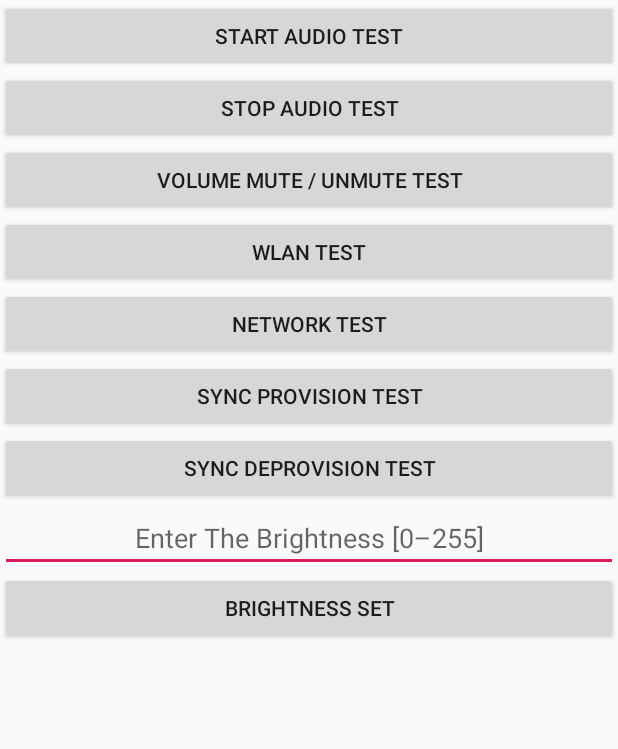
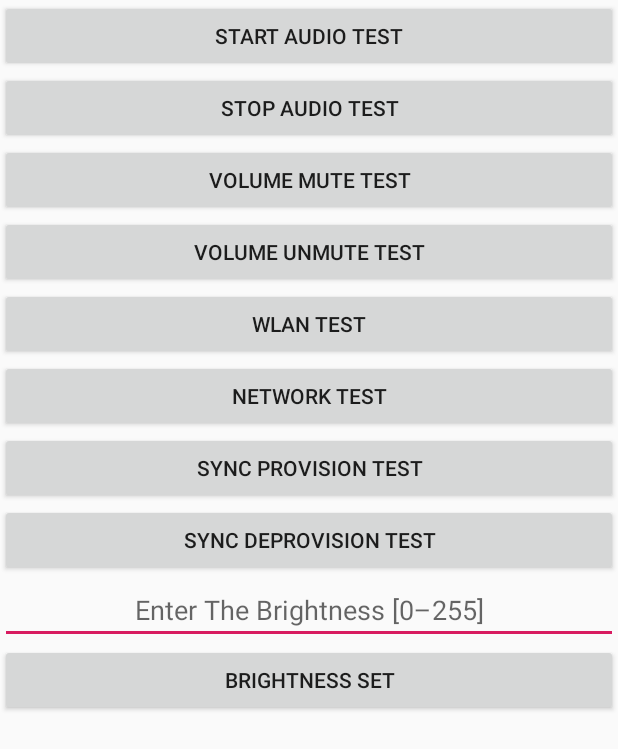
Before and after one commit to ddevassy/SeamTestApp, an Android app: the layout activity_main.xml on its own in the app's theme, with its tools: preview values and no code run, on a phone screen of 412 x 824 dp. Shown: the top 749 px of the screen. Run offline under Robolectric (Android 15) with nearby library versions, the phone set to English and light mode, and no system bars.

Commit message:
Adding the Mute Unmute TCs

```diff
--- a/app/src/main/res/layout/activity_main.xml
+++ b/app/src/main/res/layout/activity_main.xml
@@ -36,6 +36,13 @@
             android:layout_height="wrap_content"
             android:onClick="onClick"
             android:text="@string/mute_test" />
+
+        <Button
+            android:id="@+id/buttonUnMute"
+            android:layout_width="match_parent"
+            android:layout_height="wrap_content"
+            android:onClick="onClick"
+            android:text="@string/unmute_test" />
 
         <Button
             android:id="@+id/buttonWifi"
--- a/app/src/main/res/values/strings.xml
+++ b/app/src/main/res/values/strings.xml
@@ -9,5 +9,6 @@
     <string name="editBrightness"> </string>
     <string name="brightness">Brightness Set</string>
     <string name="editvolume"> </string>
-    <string name="mute_test">Volume Mute / UnMute TEST</string>
+    <string name="mute_test">Volume Mute TEST</string>
+    <string name="unmute_test">Volume UnMute TEST</string>
 </resources>
```
Also changed, not shown: app/src/main/java/com/example/andy/seamtestapp/MainActivity.java (+22 -5 lines), app/src/main/java/com/example/andy/seamtestapp/volumeservice.java (+8 -8 lines).
